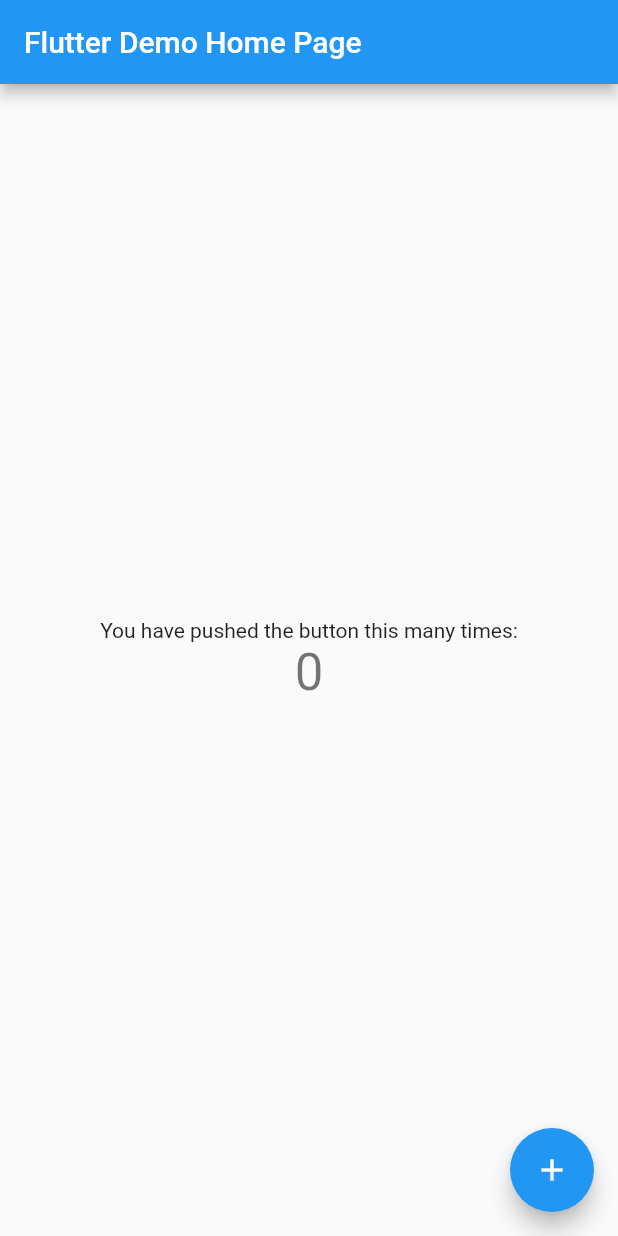
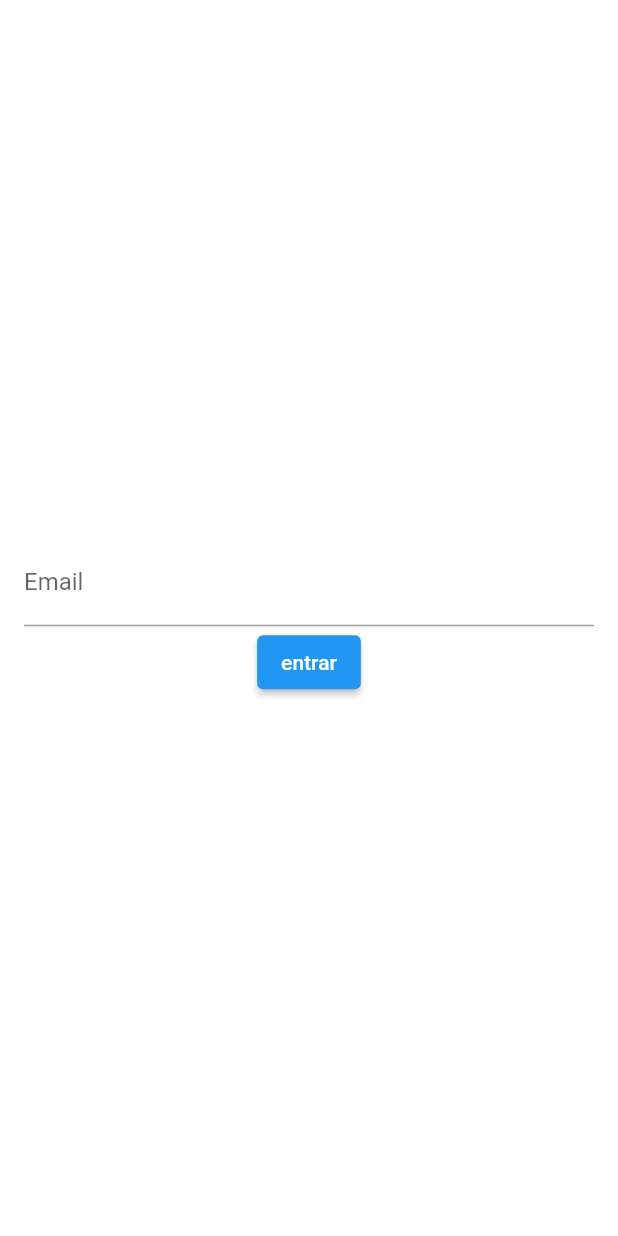
Before and after one commit to matheusPascoal/listadetarefas, a Flutter app: the screen it shows after launch, on a phone screen of 412 x 824 dp. Run offline on Flutter 3.47's test engine with Material 2 defaults, Android fonts, the phone set to English and light mode, and no system bars.

Commit message:
Agora sim

```diff
--- a/listadetarefas/lib/main.dart
+++ b/listadetarefas/lib/main.dart
@@ -1,115 +1,9 @@
 import 'package:flutter/material.dart';
 
+import 'package:listadetarefas/pages/todoListPage.dart';
+
 void main() {
-  runApp(const MyApp());
+  runApp(const MaterialApp(
+    home: TodoListPage(),
+  ));
 }
-
-class MyApp extends StatelessWidget {
-  const MyApp({Key? key}) : super(key: key);
-
-  // This widget is the root of your application.
-  @override
-  Widget build(BuildContext context) {
-    return MaterialApp(
-      title: 'Flutter Demo',
-      theme: ThemeData(
-        // This is the theme of your application.
-        //
-        // Try running your application with "flutter run". You'll see the
-        // application has a blue toolbar. Then, without quitting the app, try
-        // changing the primarySwatch below to Colors.green and then invoke
-        // "hot reload" (press "r" in the console where you ran "flutter run",
-        // or simply save your changes to "hot reload" in a Flutter IDE).
-        // Notice that the counter didn't reset back to zero; the application
-        // is not restarted.
-        primarySwatch: Colors.blue,
-      ),
-      home: const MyHomePage(title: 'Flutter Demo Home Page'),
-    );
-  }
-}
-
-class MyHomePage extends StatefulWidget {
-  const MyHomePage({Key? key, required this.title}) : super(key: key);
-
-  // This widget is the home page of your application. It is stateful, meaning
-  // that it has a State object (defined below) that contains fields that affect
-  // how it looks.
-
-  // This class is the configuration for the state. It holds the values (in this
-  // case the title) provided by the parent (in this case the App widget) and
-  // used by the build method of the State. Fields in a Widget subclass are
-  // always marked "final".
-
-  final String title;
-
-  @override
-  State<MyHomePage> createState() => _MyHomePageState();
-}
-
-class _MyHomePageState extends State<MyHomePage> {
-  int _counter = 0;
-
-  void _incrementCounter() {
-    setState(() {
-      // This call to setState tells the Flutter framework that something has
-      // changed in this State, which causes it to rerun the build method below
-      // so that the display can reflect the updated values. If we changed
-      // _counter without calling setState(), then the build method would not be
-      // called again, and so nothing would appear to happen.
-      _counter++;
-    });
-  }
-
-  @override
-  Widget build(BuildContext context) {
-    // This method is rerun every time setState is called, for instance as done
-    // by the _incrementCounter method above.
-    //
-    // The Flutter framework has been optimized to make rerunning build methods
-    // fast, so that you can just rebuild anything that needs updating rather
-    // than having to individually change instances of widgets.
-    return Scaffold(
-      appBar: AppBar(
-        // Here we take the value from the MyHomePage object that was created by
-        // the App.build method, and use it to set our appbar title.
-        title: Text(widget.title),
-      ),
-      body: Center(
-        // Center is a layout widget. It takes a single child and positions it
-        // in the middle of the parent.
-        child: Column(
-          // Column is also a layout widget. It takes a list of children and
-          // arranges them vertically. By default, it sizes itself to fit its
-          // children horizontally, and tries to be as tall as its parent.
-          //
-          // Invoke "debug painting" (press "p" in the console, choose the
-          // "Toggle Debug Paint" action from the Flutter Inspector in Android
-          // Studio, or the "Toggle Debug Paint" command in Visual Studio Code)
-          // to see the wireframe for each widget.
-          //
-          // Column has various properties to control how it sizes itself and
-          // how it positions its children. Here we use mainAxisAlignment to
-          // center the children vertically; the main axis here is the vertical
-          // axis because Columns are vertical (the cross axis would be
-          // horizontal).
-          mainAxisAlignment: MainAxisAlignment.center,
-          children: <Widget>[
-            const Text(
-              'You have pushed the button this many times:',
-            ),
-            Text(
-              '$_counter',
-              style: Theme.of(context).textTheme.headline4,
-            ),
-          ],
-        ),
-      ),
-      floatingActionButton: FloatingActionButton(
-        onPressed: _incrementCounter,
-        tooltip: 'Increment',
-        child: const Icon(Icons.add),
-      ), // This trailing comma makes auto-formatting nicer for build methods.
-    );
-  }
-}
--- /dev/null
+++ b/listadetarefas/lib/pages/todoListPage.dart
@@ -0,0 +1,44 @@
+import 'package:flutter/material.dart';
+
+class TodoListPage extends StatefulWidget {
+  const TodoListPage({Key? key}) : super(key: key);
+
+  @override
+  State<TodoListPage> createState() => _TodoListPageState();
+}
+
+class _TodoListPageState extends State<TodoListPage> {
+  final TextEditingController emailControler = TextEditingController();
+
+  @override
+  Widget build(BuildContext context) {
+    return Scaffold(
+        backgroundColor: Colors.white,
+        body: Center(
+          child: Padding(
+            padding: EdgeInsets.all(16),
+            child: Column(
+              mainAxisAlignment: MainAxisAlignment.center,
+              children: [
+                TextField(
+                  // O CONTROLLER VINCULA O CAMPO DE TEXTO COM O CONTROLER
+                  controller: emailControler,
+                  decoration: InputDecoration(labelText: 'Email'),
+                  onChanged: onChanged,
+                ),
+                ElevatedButton(onPressed: login, child: Text('entrar'))
+              ],
+            ),
+          ),
+        ));
+  }
+
+  login() {
+    String text = emailControler.text;
+    print('text');
+  }
+
+  onChanged(String text) {
+    print('text');
+  }
+}
```
Also changed, not shown: 1 other file.
